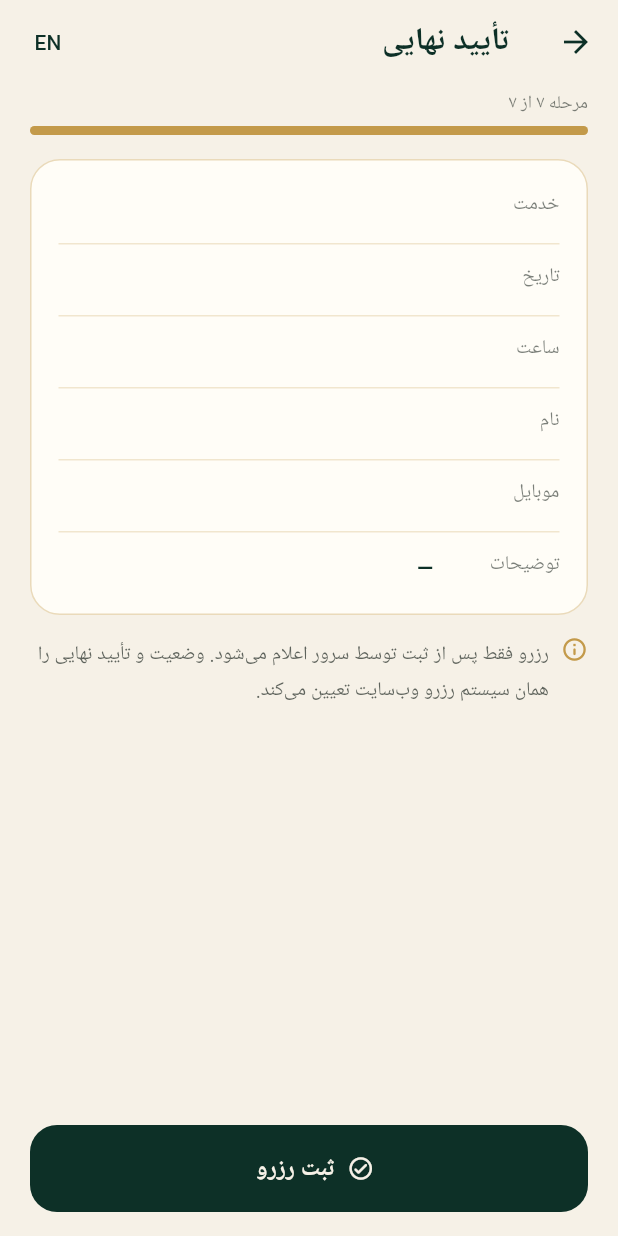
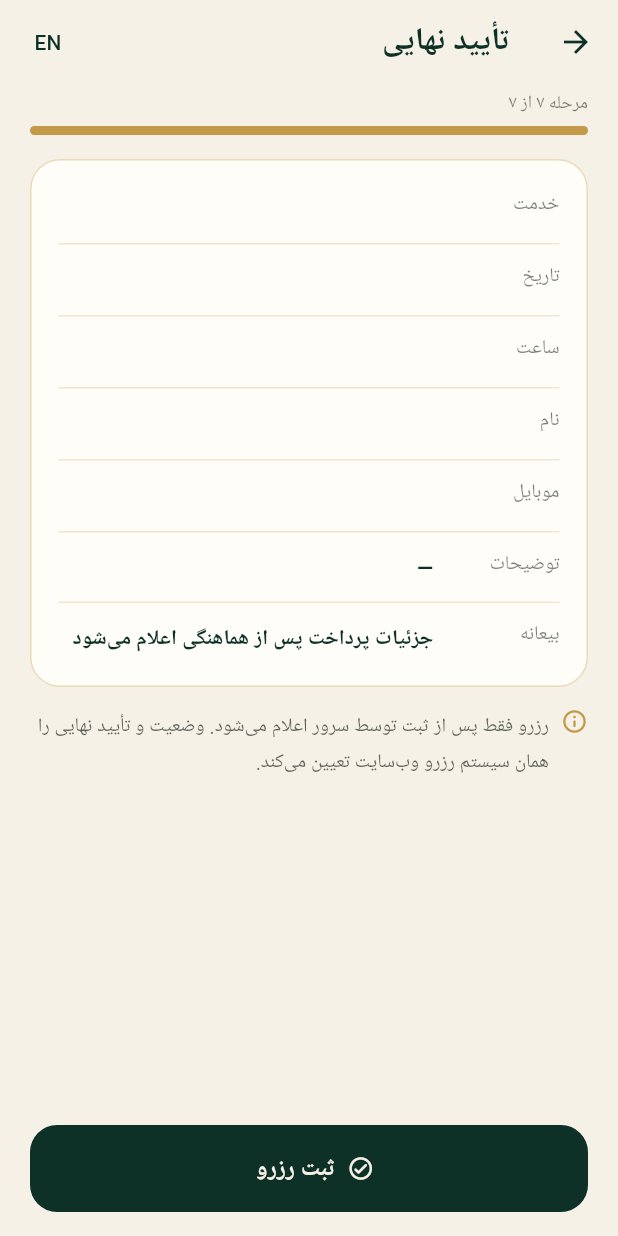
Before and after one commit to rayanmazloumir-cell/rayan-garden-app, a Flutter app: the ConfirmScreen screen opened directly, on a phone screen of 412 x 824 dp. Run offline on Flutter 3.47's test engine with Material 3 defaults, Android fonts, the phone set to English and light mode, and no system bars; Roboto replaces fonts that are missing (sans).

Commit message:
Add real-photo garden tour and booking polish

```diff
--- a/lib/core/i18n/app_strings.dart
+++ b/lib/core/i18n/app_strings.dart
@@ -43,6 +43,7 @@ class AppStrings {
     'home_overline': 'PHOTOGRAPHY · CAFE · GARDEN',
     'home_badge': 'تجربه‌ای اختصاصی در طبیعت',
     'home_contact_short': 'موقعیت',
+    'home_explore_garden': 'گشت تصویری باغ',
     'home_services_title': 'انتخاب تجربه شما',
     'home_view_all': 'رزرو آسان',
     'home_service_bride': 'عروس و داماد',
@@ -50,6 +51,16 @@ class AppStrings {
     'home_service_children': 'عکاسی کودک',
     'home_service_family': 'عکاسی خانوادگی',
     'home_service_cafe': 'کافه‌گاردن',
+    'tour_title': 'گشت تصویری باغ',
+    'tour_subtitle': 'فضای واقعی رایان گاردن را با عکس‌های ثبت‌شده از باغ و کافه ببینید.',
+    'tour_real_assets_note': 'این گشت از تصاویر واقعی رایان گاردن استفاده می‌کند. برای ساخت یک تجربه سه‌بعدی واقعی، فایل مدل یا ویدیوی ۳۶۰ درجه هنوز لازم است.',
+    'tour_selected': 'موقعیت انتخاب‌شده: {location}',
+    'tour_hero': 'نمای کلی باغ',
+    'tour_wedding': 'فضای عکاسی عروس و داماد',
+    'tour_formal': 'فضای عکاسی رسمی',
+    'tour_children': 'فضای عکاسی کودک',
+    'tour_family': 'فضای عکاسی خانوادگی',
+    'tour_cafe': 'کافه‌باغ',
 
     // Services
     'services_title': 'انتخاب خدمات',
@@ -109,6 +120,7 @@ class AppStrings {
     'confirm_name': 'نام',
     'confirm_phone': 'موبایل',
     'confirm_notes': 'توضیحات',
+    'confirm_payment_pending': 'جزئیات پرداخت پس از هماهنگی اعلام می‌شود',
     'confirm_none': '—',
     'confirm_notice':
         'رزرو فقط پس از ثبت توسط سرور اعلام می‌شود. وضعیت و تأیید نهایی را همان سیستم رزرو وب‌سایت تعیین می‌کند.',
@@ -185,6 +197,7 @@ class AppStrings {
     'home_overline': 'PHOTOGRAPHY · CAFE · GARDEN',
     'home_badge': 'A private experience in nature',
     'home_contact_short': 'Location',
+    'home_explore_garden': 'Explore the garden',
     'home_services_title': 'Choose your experience',
     'home_view_all': 'Book easily',
     'home_service_bride': 'Bride & groom',
@@ -192,6 +205,16 @@ class AppStrings {
     'home_service_children': 'Children photography',
     'home_service_family': 'Family photography',
     'home_service_cafe': 'Cafe-Garden',
+    'tour_title': 'Garden photo tour',
+    'tour_subtitle': 'Explore Rayan Garden through real photographs of the garden and café.',
+    'tour_real_assets_note': 'This tour uses real Rayan Garden imagery. A genuine 3D experience still requires an original model or 360-degree walkthrough video.',
+    'tour_selected': 'Selected location: {location}',
+    'tour_hero': 'Garden overview',
+    'tour_wedding': 'Bride & groom area',
+    'tour_formal': 'Formal photography area',
+    'tour_children': 'Children photography area',
+    'tour_family': 'Family photography area',
+    'tour_cafe': 'Cafe-Garden',
 
     'services_title': 'Choose a service',
     'services_subtitle': 'Select the service you would like',
@@ -246,6 +269,7 @@ class AppStrings {
     'confirm_name': 'Name',
     'confirm_phone': 'Mobile',
     'confirm_notes': 'Notes',
+    'confirm_payment_pending': 'Payment details will be provided after coordination',
     'confirm_none': '—',
     'confirm_notice':
         'A booking is announced only after the server records it. Its status and final confirmation are decided by the website booking system.',
--- a/lib/screens/confirm/confirm_screen.dart
+++ b/lib/screens/confirm/confirm_screen.dart
@@ -40,15 +40,17 @@ class _ConfirmScreenState extends State<ConfirmScreen> {
     final date = state.date;
     final slot = state.slot;
     final minutes = service == null ? null : state.durationOf(service);
+    final hasPrice = _isAmount(service?.price);
+    final hasDeposit = _isAmount(service?.deposit);
 
     final rows = <MapEntry<String, String>>[
       MapEntry(state.tr('confirm_service'), service?.displayName(state.isFa) ?? ''),
       if (minutes != null)
         MapEntry(state.tr('confirm_duration'),
             state.digits(state.tr('duration_min', {'n': '$minutes'}))),
-      if (service?.price != null)
+      if (hasPrice)
         MapEntry(state.tr('detail_price'), state.digits(service!.price!)),
-      if (service?.deposit != null)
+      if (hasDeposit)
         MapEntry(state.tr('detail_deposit'), state.digits(service!.deposit!)),
       MapEntry(
         state.tr('confirm_date'),
@@ -61,6 +63,8 @@ class _ConfirmScreenState extends State<ConfirmScreen> {
       MapEntry(state.tr('confirm_phone'), state.digits(state.phone)),
       MapEntry(state.tr('confirm_notes'),
           state.notes.isEmpty ? state.tr('confirm_none') : state.notes),
+      if (!hasPrice && !hasDeposit)
+        MapEntry(state.tr('detail_deposit'), state.tr('confirm_payment_pending')),
     ];
 
     return StepScaffold(
@@ -153,3 +157,5 @@ class _ConfirmScreenState extends State<ConfirmScreen> {
     );
   }
 }
+
+bool _isAmount(String? value) => value != null && value.replaceAll(',', '').trim() != '0' && value.trim().isNotEmpty;
--- a/lib/screens/home/home_screen.dart
+++ b/lib/screens/home/home_screen.dart
@@ -6,6 +6,7 @@ import '../../state/app_scope.dart';
 import '../../widgets/common.dart';
 import '../about/about_screen.dart';
 import '../contact/contact_screen.dart';
+import '../garden_tour/garden_tour_screen.dart';
 import '../services/services_screen.dart';
 
 class HomeScreen extends StatelessWidget {
@@ -79,6 +80,8 @@ class _QuickActions extends StatelessWidget {
   Widget build(BuildContext context) => Padding(padding: const EdgeInsets.fromLTRB(20, 0, 20, 24), child: Column(children: [
         ElevatedButton.icon(onPressed: () { state.resetBooking(); Navigator.of(context).push(MaterialPageRoute<void>(builder: (_) => const ServicesScreen())); }, icon: const Icon(Icons.calendar_month_rounded), label: Text(state.tr('home_book'))),
         const SizedBox(height: 10),
+        OutlinedButton.icon(onPressed: () => Navigator.of(context).push(MaterialPageRoute<void>(builder: (_) => const GardenTourScreen())), icon: const Icon(Icons.view_carousel_rounded), label: Text(state.tr('home_explore_garden'))),
+        const SizedBox(height: 10),
         Row(children: [
           Expanded(child: OutlinedButton.icon(onPressed: () => openExternal(context, Uri(scheme: 'tel', path: AppConfig.phone)), icon: const Icon(Icons.phone_in_talk_rounded, size: 19), label: Text(state.tr('home_call')))),
           const SizedBox(width: 10),
```
Also changed, not shown: lib/screens/garden_tour/garden_tour_screen.dart (added, +113 -0 lines), 1 other file.
